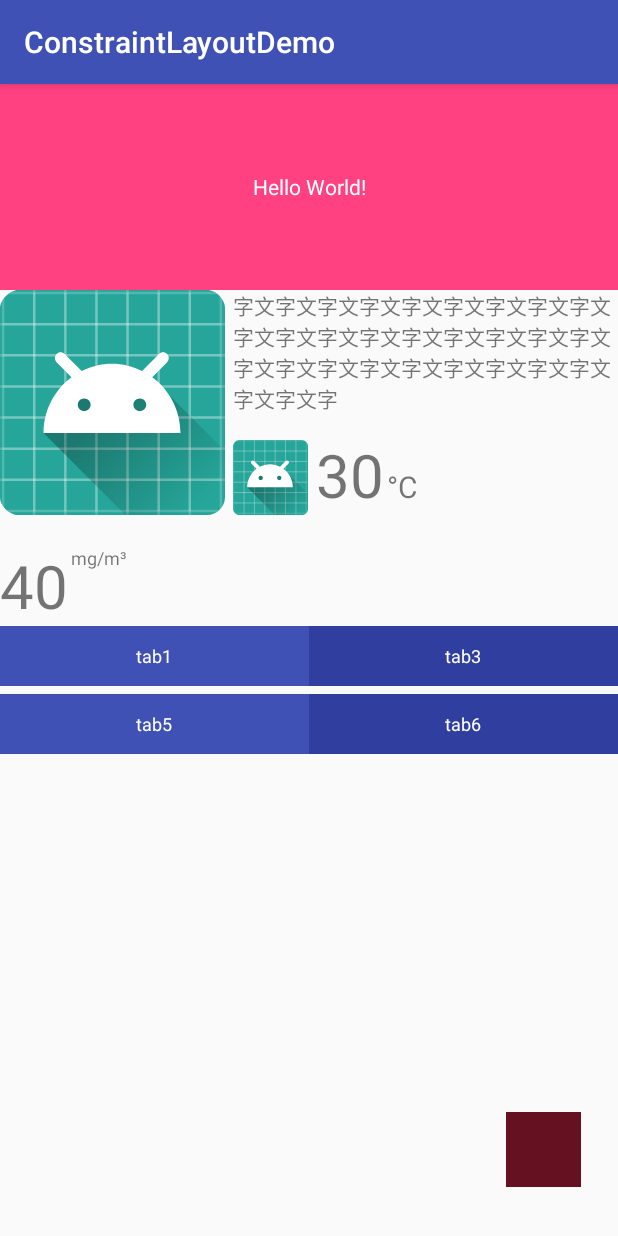
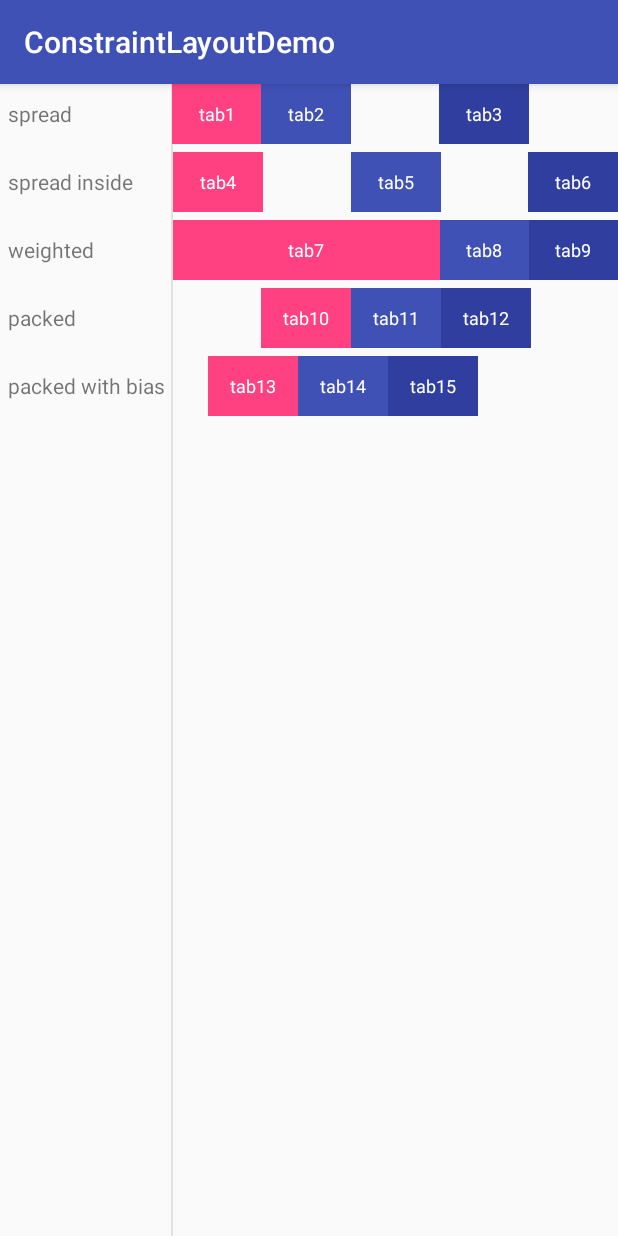
Before and after one commit to rhinoSp/ConstraintLayoutDemo, an Android app: the screen it shows after launch (MainActivity), on a phone screen of 412 x 824 dp. Run offline under Robolectric (Android 15) with nearby library versions, the phone set to English and light mode, and no system bars.

Commit message:
Add demo for chains.

```diff
--- a/app/src/main/java/com/rhino/constraintlayoutdemo/MainActivity.java
+++ b/app/src/main/java/com/rhino/constraintlayoutdemo/MainActivity.java
@@ -3,11 +3,16 @@ package com.rhino.constraintlayoutdemo;
 import android.support.v7.app.AppCompatActivity;
 import android.os.Bundle;
 
+
+/**
+ * @author LuoLin
+ * @since Create on 2018/6/5.
+ */
 public class MainActivity extends AppCompatActivity {
 
     @Override
     protected void onCreate(Bundle savedInstanceState) {
         super.onCreate(savedInstanceState);
-        setContentView(R.layout.activity_main);
+        setContentView(R.layout.chains);
     }
 }
--- a/app/src/main/res/layout/activity_main.xml
+++ b/app/src/main/res/layout/activity_main.xml
@@ -141,6 +141,7 @@
         android:text="tab4"
         android:textColor="@android:color/white"
         android:textSize="12sp"
+        app:layout_constraintHorizontal_chainStyle="spread_inside"
         app:layout_constraintHorizontal_weight="2"
         app:layout_constraintLeft_toLeftOf="parent"
         app:layout_constraintRight_toLeftOf="@+id/text10"
--- /dev/null
+++ b/app/src/main/res/layout/chains.xml
@@ -0,0 +1,299 @@
+<?xml version="1.0" encoding="utf-8"?>
+<android.support.constraint.ConstraintLayout xmlns:android="http://schemas.android.com/apk/res/android"
+    xmlns:app="http://schemas.android.com/apk/res-auto"
+    android:layout_width="match_parent"
+    android:layout_height="match_parent">
+
+
+    <android.support.constraint.Barrier
+        android:id="@+id/guideline1"
+        android:layout_width="wrap_content"
+        android:layout_height="wrap_content"
+        android:orientation="vertical"
+        app:barrierDirection="right"
+        app:constraint_referenced_ids="style1,style2,style3,style4,style5" />
+
+    <View
+        android:layout_width="1dp"
+        android:layout_height="match_parent"
+        android:background="#1a000000"
+        app:layout_constraintRight_toRightOf="@+id/guideline1" />
+
+    <!-- spread chain -->
+    <TextView
+        android:id="@+id/style1"
+        android:layout_width="wrap_content"
+        android:layout_height="40dp"
+        android:gravity="center_vertical"
+        android:paddingLeft="5dp"
+        android:paddingRight="5dp"
+        android:text="spread" />
+
+    <TextView
+        android:id="@+id/tab1"
+        android:layout_width="60dp"
+        android:layout_height="40dp"
+        android:background="@color/colorAccent"
+        android:gravity="center"
+        android:text="tab1"
+        android:textColor="@android:color/white"
+        android:textSize="12sp"
+        app:layout_constraintLeft_toLeftOf="@+id/guideline1"
+        app:layout_constraintRight_toLeftOf="@+id/tab2" />
+
+    <TextView
+        android:id="@+id/tab2"
+        android:layout_width="60dp"
+        android:layout_height="40dp"
+        android:background="@color/colorPrimary"
+        android:gravity="center"
+        android:text="tab2"
+        android:textColor="@android:color/white"
+        android:textSize="12sp"
+        app:layout_constraintLeft_toLeftOf="@+id/tab1"
+        app:layout_constraintRight_toLeftOf="@+id/tab3" />
+
+    <TextView
+        android:id="@+id/tab3"
+        android:layout_width="60dp"
+        android:layout_height="40dp"
+        android:background="@color/colorPrimaryDark"
+        android:gravity="center"
+        android:text="tab3"
+        android:textColor="@android:color/white"
+        android:textSize="12sp"
+        app:layout_constraintLeft_toRightOf="@+id/tab2"
+        app:layout_constraintRight_toRightOf="parent" />
+
+
+    <!-- spread inside chain -->
+    <TextView
+        android:id="@+id/style2"
+        android:layout_width="wrap_content"
+        android:layout_height="40dp"
+        android:layout_marginTop="5dp"
+        android:gravity="center_vertical"
+        android:paddingLeft="5dp"
+        android:paddingRight="5dp"
+        android:text="spread inside"
+        app:layout_constraintTop_toBottomOf="@+id/style1" />
+
+    <TextView
+        android:id="@+id/tab4"
+        android:layout_width="60dp"
+        android:layout_height="40dp"
+        android:layout_marginTop="5dp"
+        android:background="@color/colorAccent"
+        android:gravity="center"
+        android:text="tab4"
+        android:textColor="@android:color/white"
+        android:textSize="12sp"
+        app:layout_constraintHorizontal_chainStyle="spread_inside"
+        app:layout_constraintLeft_toRightOf="@+id/guideline1"
+        app:layout_constraintRight_toLeftOf="@+id/tab5"
+        app:layout_constraintTop_toBottomOf="@+id/tab1" />
+
+    <TextView
+        android:id="@+id/tab5"
+        android:layout_width="60dp"
+        android:layout_height="40dp"
+        android:layout_marginTop="5dp"
+        android:background="@color/colorPrimary"
+        android:gravity="center"
+        android:text="tab5"
+        android:textColor="@android:color/white"
+        android:textSize="12sp"
+        app:layout_constraintHorizontal_chainStyle="spread_inside"
+        app:layout_constraintLeft_toRightOf="@+id/tab4"
+        app:layout_constraintRight_toLeftOf="@+id/tab6"
+        app:layout_constraintTop_toBottomOf="@+id/tab1" />
+
+    <TextView
+        android:id="@+id/tab6"
+        android:layout_width="60dp"
+        android:layout_height="40dp"
+        android:layout_marginTop="5dp"
+        android:background="@color/colorPrimaryDark"
+        android:gravity="center"
+        android:text="tab6"
+        android:textColor="@android:color/white"
+        android:textSize="12sp"
+        app:layout_constraintHorizontal_chainStyle="spread_inside"
+        app:layout_constraintLeft_toRightOf="@+id/tab5"
+        app:layout_constraintRight_toRightOf="parent"
+        app:layout_constraintTop_toBottomOf="@+id/tab1" />
+
+    <!-- weighted chain -->
+    <TextView
+        android:id="@+id/style3"
+        android:layout_width="wrap_content"
+        android:layout_height="40dp"
+        android:layout_marginTop="5dp"
+        android:gravity="center_vertical"
+        android:paddingLeft="5dp"
+        android:paddingRight="5dp"
+        android:text="weighted"
+        app:layout_constraintTop_toBottomOf="@+id/style2" />
+
+    <TextView
+        android:id="@+id/tab7"
+        android:layout_width="0dp"
+        android:layout_height="40dp"
+        android:layout_marginTop="5dp"
+        android:background="@color/colorAccent"
+        android:gravity="center"
+        android:text="tab7"
+        android:textColor="@android:color/white"
+        android:textSize="12sp"
+        app:layout_constraintHorizontal_weight="3"
+        app:layout_constraintLeft_toRightOf="@+id/guideline1"
+        app:layout_constraintRight_toLeftOf="@+id/tab8"
+        app:layout_constraintTop_toBottomOf="@+id/tab4" />
+
+    <TextView
+        android:id="@+id/tab8"
+        android:layout_width="0dp"
+        android:layout_height="40dp"
+        android:layout_marginTop="5dp"
+        android:background="@color/colorPrimary"
+        android:gravity="center"
+        android:text="tab8"
+        android:textColor="@android:color/white"
+        android:textSize="12sp"
+        app:layout_constraintHorizontal_weight="1"
+        app:layout_constraintLeft_toRightOf="@+id/tab7"
+        app:layout_constraintRight_toLeftOf="@+id/tab9"
+        app:layout_constraintTop_toBottomOf="@+id/tab4" />
+
+    <TextView
+        android:id="@+id/tab9"
+        android:layout_width="0dp"
+        android:layout_height="40dp"
+        android:layout_marginTop="5dp"
+        android:background="@color/colorPrimaryDark"
+        android:gravity="center"
+        android:text="tab9"
+        android:textColor="@android:color/white"
+        android:textSize="12sp"
+        app:layout_constraintHorizontal_weight="1"
+        app:layout_constraintLeft_toRightOf="@+id/tab8"
+        app:layout_constraintRight_toRightOf="parent"
+        app:layout_constraintTop_toBottomOf="@+id/tab4" />
+
+    <!-- packed chain -->
+    <TextView
+        android:id="@+id/style4"
+        android:layout_width="wrap_content"
+        android:layout_height="40dp"
+        android:layout_marginTop="5dp"
+        android:gravity="center_vertical"
+        android:paddingLeft="5dp"
+        android:paddingRight="5dp"
+        android:text="packed"
+        app:layout_constraintTop_toBottomOf="@+id/style3" />
+
+    <TextView
+        android:id="@+id/tab10"
+        android:layout_width="60dp"
+        android:layout_height="40dp"
+        android:layout_marginTop="5dp"
+        android:background="@color/colorAccent"
+        android:gravity="center"
+        android:text="tab10"
+        android:textColor="@android:color/white"
+        android:textSize="12sp"
+        app:layout_constraintHorizontal_chainStyle="packed"
+        app:layout_constraintLeft_toLeftOf="@+id/guideline1"
+        app:layout_constraintRight_toLeftOf="@+id/tab11"
+        app:layout_constraintTop_toBottomOf="@+id/tab7" />
+
+    <TextView
+        android:id="@+id/tab11"
+        android:layout_width="60dp"
+        android:layout_height="40dp"
+        android:layout_marginTop="5dp"
+        android:background="@color/colorPrimary"
+        android:gravity="center"
+        android:text="tab11"
+        android:textColor="@android:color/white"
+        android:textSize="12sp"
+        app:layout_constraintHorizontal_chainStyle="packed"
+        app:layout_constraintLeft_toRightOf="@+id/tab10"
+        app:layout_constraintRight_toLeftOf="@+id/tab12"
+        app:layout_constraintTop_toBottomOf="@+id/tab7" />
+
+    <TextView
+        android:id="@+id/tab12"
+        android:layout_width="60dp"
+        android:layout_height="40dp"
+        android:layout_marginTop="5dp"
+        android:background="@color/colorPrimaryDark"
+        android:gravity="center"
+        android:text="tab12"
+        android:textColor="@android:color/white"
+        android:textSize="12sp"
+        app:layout_constraintHorizontal_chainStyle="packed"
+        app:layout_constraintLeft_toRightOf="@+id/tab11"
+        app:layout_constraintRight_toRightOf="parent"
+        app:layout_constraintTop_toBottomOf="@+id/tab7" />
+
+    <!-- packed chain with bias -->
+    <TextView
+        android:id="@+id/style5"
+        android:layout_width="wrap_content"
+        android:layout_height="40dp"
+        android:layout_marginTop="5dp"
+        android:gravity="center_vertical"
+        android:paddingLeft="5dp"
+        android:paddingRight="5dp"
+        android:text="packed with bias"
+        app:layout_constraintTop_toBottomOf="@+id/style4" />
+
+    <TextView
+        android:id="@+id/tab13"
+        android:layout_width="60dp"
+        android:layout_height="40dp"
+        android:layout_marginTop="5dp"
+        android:background="@color/colorAccent"
+        android:gravity="center"
+        android:text="tab13"
+        android:textColor="@android:color/white"
+        android:textSize="12sp"
+        app:layout_constraintHorizontal_bias="0.2"
+        app:layout_constraintHorizontal_chainStyle="packed"
+        app:layout_constraintLeft_toLeftOf="@+id/guideline1"
+        app:layout_constraintRight_toLeftOf="@+id/tab14"
+        app:layout_constraintTop_toBottomOf="@+id/tab10" />
+
+    <TextView
+        android:id="@+id/tab14"
+        android:layout_width="60dp"
+        android:layout_height="40dp"
+        android:layout_marginTop="5dp"
+        android:background="@color/colorPrimary"
+        android:gravity="center"
+        android:text="tab14"
+        android:textColor="@android:color/white"
+        android:textSize="12sp"
+        app:layout_constraintHorizontal_chainStyle="packed"
+        app:layout_constraintLeft_toRightOf="@+id/tab13"
+        app:layout_constraintRight_toLeftOf="@+id/tab15"
+        app:layout_constraintTop_toBottomOf="@+id/tab10" />
+
+    <TextView
+        android:id="@+id/tab15"
+        android:layout_width="60dp"
+        android:layout_height="40dp"
+        android:layout_marginTop="5dp"
+        android:background="@color/colorPrimaryDark"
+        android:gravity="center"
+        android:text="tab15"
+        android:textColor="@android:color/white"
+        android:textSize="12sp"
+        app:layout_constraintHorizontal_chainStyle="packed"
+        app:layout_constraintLeft_toRightOf="@+id/tab14"
+        app:layout_constraintRight_toRightOf="parent"
+        app:layout_constraintTop_toBottomOf="@+id/tab10" />
+
+
+</android.support.constraint.ConstraintLayout>
```
